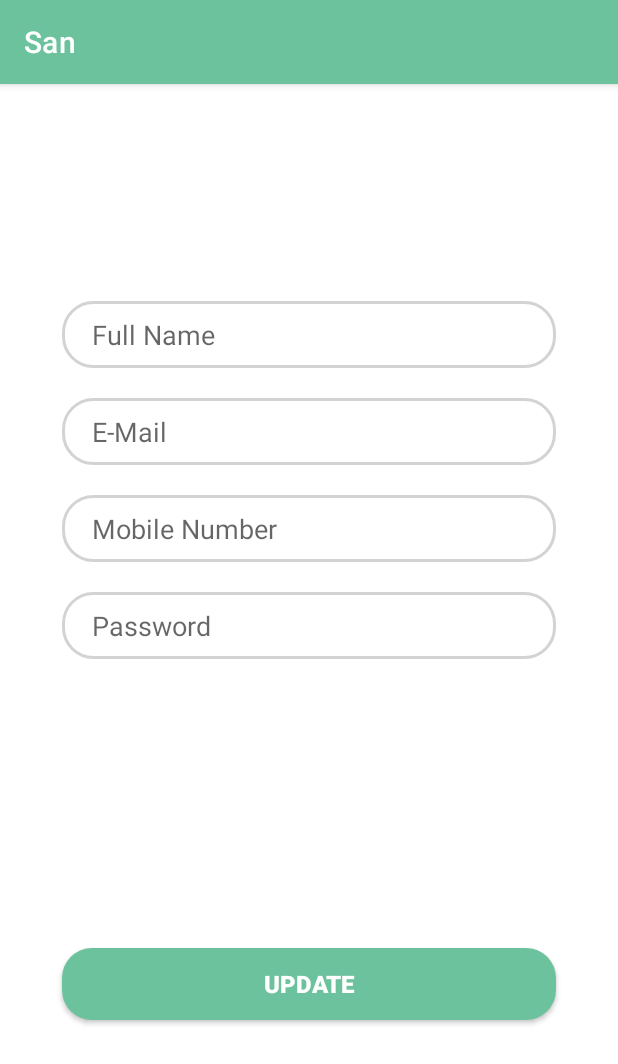
After one commit to iribuda/login, an Android app: the fragment EditProfileFragment shown on its own in the app's theme, on a phone screen of 412 x 824 dp. The commit adds this screen. Shown: the top 1064 px of the screen. Run offline under Robolectric (Android 15) with nearby library versions, the phone set to English and light mode, and no system bars.

Commit message:
profile & edit pages added

```diff
--- /dev/null
+++ b/app/src/main/java/com/example/san/ui/profile/EditProfileFragment.java
@@ -0,0 +1,26 @@
+package com.example.san.ui.profile;
+
+import android.os.Bundle;
+
+import androidx.fragment.app.Fragment;
+
+import android.view.LayoutInflater;
+import android.view.View;
+import android.view.ViewGroup;
+
+import com.example.san.R;
+
+public class EditProfileFragment extends Fragment {
+
+    @Override
+    public void onCreate(Bundle savedInstanceState) {
+        super.onCreate(savedInstanceState);
+
+    }
+
+    @Override
+    public View onCreateView(LayoutInflater inflater, ViewGroup container,
+                             Bundle savedInstanceState) {
+        return inflater.inflate(R.layout.fragment_edit_profile, container, false);
+    }
+}
--- /dev/null
+++ b/app/src/main/res/layout/fragment_edit_profile.xml
@@ -0,0 +1,92 @@
+<?xml version="1.0" encoding="utf-8"?>
+<androidx.constraintlayout.widget.ConstraintLayout xmlns:android="http://schemas.android.com/apk/res/android"
+    xmlns:tools="http://schemas.android.com/tools"
+    android:layout_width="match_parent"
+    android:layout_height="match_parent"
+    xmlns:app="http://schemas.android.com/apk/res-auto"
+    tools:context=".ui.profile.EditProfileFragment">
+
+    <EditText
+        android:id="@+id/name_edit"
+        android:layout_width="0dp"
+        android:layout_height="wrap_content"
+        app:layout_constraintWidth_percent=".8"
+        app:layout_constraintVertical_bias=".2"
+        app:layout_constraintHorizontal_bias=".5"
+        android:background="@drawable/edit_text_bg"
+        android:hint="Full Name"
+        android:paddingLeft="20dp"
+        android:paddingVertical="10dp"
+        app:layout_constraintBottom_toBottomOf="parent"
+        app:layout_constraintEnd_toEndOf="parent"
+        app:layout_constraintStart_toStartOf="parent"
+        app:layout_constraintTop_toTopOf="parent" />
+
+    <EditText
+        android:id="@+id/email_edit"
+        android:layout_width="0dp"
+        android:layout_height="wrap_content"
+        app:layout_constraintWidth_percent=".8"
+        app:layout_constraintVertical_bias="0"
+        app:layout_constraintHorizontal_bias=".5"
+        android:background="@drawable/edit_text_bg"
+        android:layout_marginTop="20dp"
+        android:hint="E-Mail"
+        android:paddingLeft="20dp"
+        android:paddingVertical="10dp"
+        app:layout_constraintBottom_toBottomOf="parent"
+        app:layout_constraintEnd_toEndOf="parent"
+        app:layout_constraintStart_toStartOf="parent"
+        app:layout_constraintTop_toBottomOf="@id/name_edit" />
+
+    <EditText
+        android:id="@+id/mobile_num_edit"
+        android:layout_width="0dp"
+        android:layout_height="wrap_content"
+        app:layout_constraintWidth_percent=".8"
+        app:layout_constraintVertical_bias="0"
+        app:layout_constraintHorizontal_bias=".5"
+        android:background="@drawable/edit_text_bg"
+        android:layout_marginTop="20dp"
+        android:hint="Mobile Number"
+        android:paddingLeft="20dp"
+        android:paddingVertical="10dp"
+        app:layout_constraintBottom_toBottomOf="parent"
+        app:layout_constraintEnd_toEndOf="parent"
+        app:layout_constraintStart_toStartOf="parent"
+        app:layout_constraintTop_toBottomOf="@id/email_edit" />
+
+    <EditText
+        android:id="@+id/password_edit"
+        android:layout_width="0dp"
+        android:layout_height="wrap_content"
+        app:layout_constraintWidth_percent=".8"
+        app:layout_constraintVertical_bias="0"
+        app:layout_constraintHorizontal_bias=".5"
+        android:background="@drawable/edit_text_bg"
+        android:layout_marginTop="20dp"
+        android:hint="Password"
+        android:paddingLeft="20dp"
+        android:paddingVertical="10dp"
+        app:layout_constraintBottom_toBottomOf="parent"
+        app:layout_constraintEnd_toEndOf="parent"
+        app:layout_constraintStart_toStartOf="parent"
+        app:layout_constraintTop_toBottomOf="@id/mobile_num_edit" />
+
+    <androidx.appcompat.widget.AppCompatButton
+        android:id="@+id/update_btn"
+        android:layout_width="0dp"
+        android:layout_height="wrap_content"
+        app:layout_constraintWidth_percent=".8"
+        app:layout_constraintVertical_bias=".8"
+        android:text="Update"
+        android:textSize="16sp"
+        android:textStyle="bold"
+        android:textColor="@color/white"
+        android:background="@drawable/button_bg"
+        app:layout_constraintBottom_toBottomOf="parent"
+        app:layout_constraintEnd_toEndOf="parent"
+        app:layout_constraintStart_toStartOf="parent"
+        app:layout_constraintTop_toTopOf="parent"/>
+
+</androidx.constraintlayout.widget.ConstraintLayout>
--- a/app/src/main/res/menu/swipe_nav_menu.xml
+++ b/app/src/main/res/menu/swipe_nav_menu.xml
@@ -5,6 +5,11 @@
         android:id="@+id/navigation_main_page"
         android:icon="@drawable/ic_baseline_home_24"
         android:title="@string/mainPage" />
+
+    <item
+        android:id="@+id/navigation_profile_page"
+        android:icon="@drawable/profile"
+        android:title="@string/profile" />
 
     <item
         android:id="@+id/navigation_booked_room"
```
Also changed, not shown: app/src/main/java/com/example/san/ui/profile/ProfileFragment.java (added, +26 -0 lines), app/src/main/res/drawable/white_background.xml (added, +9 -0 lines), app/src/main/res/layout/fragment_profile.xml (added, +180 -0 lines), app/src/main/res/navigation/swipe_navigation.xml (+6 -1 lines), app/src/main/res/drawable/back2.jpg (added), app/src/main/res/drawable/back3.jpg (added).
